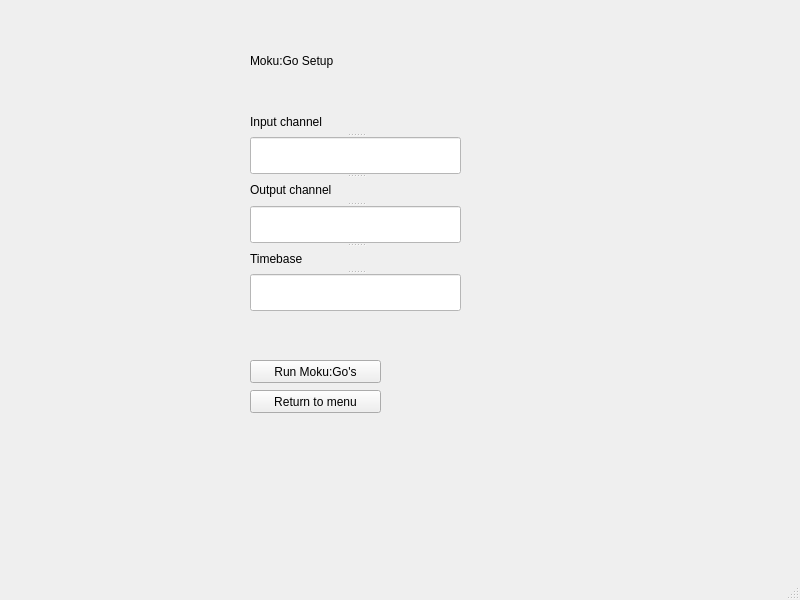
Above: osc_screen.ui from Marius-Graml/Michelson_Interferometer before the change. Below: the same form after it.
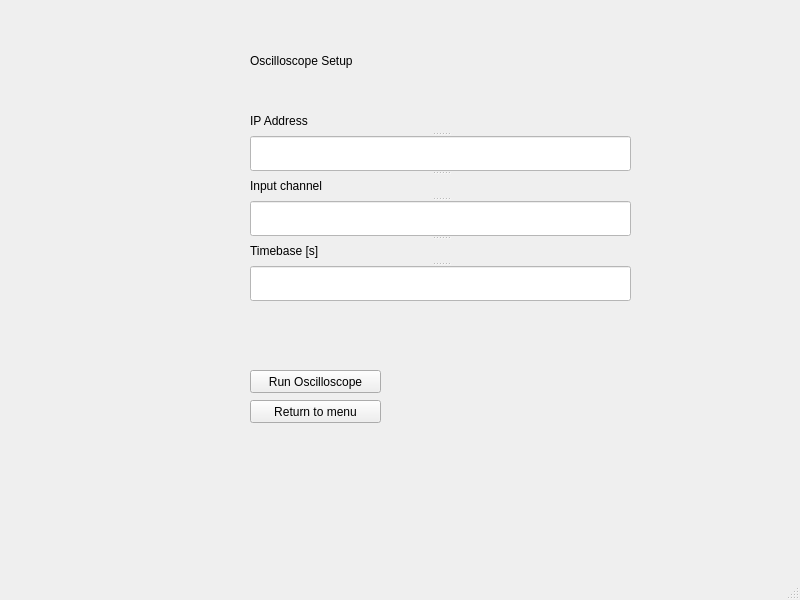
That is the form after the change.

```diff
--- a/osc_screen.ui
+++ b/osc_screen.ui
@@ -43,14 +43,14 @@
 color: rgb(0, 0, 0);</string>
      </property>
      <property name="text">
-      <string>Moku:Go Setup</string>
+      <string>Oscilloscope Setup</string>
      </property>
     </widget>
     <widget class="QPushButton" name="run_button">
      <property name="geometry">
       <rect>
        <x>250</x>
-       <y>360</y>
+       <y>370</y>
        <width>131</width>
        <height>23</height>
       </rect>
@@ -59,14 +59,14 @@
       <string notr="true"/>
      </property>
      <property name="text">
-      <string>Run Moku:Go's</string>
+      <string>Run Oscilloscope</string>
      </property>
     </widget>
     <widget class="QPushButton" name="return_button">
      <property name="geometry">
       <rect>
        <x>250</x>
-       <y>390</y>
+       <y>400</y>
        <width>131</width>
        <height>23</height>
       </rect>
@@ -79,7 +79,7 @@
      <property name="geometry">
       <rect>
        <x>250</x>
-       <y>330</y>
+       <y>340</y>
        <width>331</width>
        <height>21</height>
       </rect>
@@ -96,8 +96,8 @@
       <rect>
        <x>250</x>
        <y>110</y>
-       <width>211</width>
-       <height>201</height>
+       <width>381</width>
+       <height>191</height>
       </rect>
      </property>
      <property name="orientation">
@@ -108,6 +108,22 @@
        <string notr="true">font: 12pt &quot;MS Shell Dlg 2&quot;;</string>
       </property>
       <property name="text">
+       <string>IP Address</string>
+      </property>
+     </widget>
+     <widget class="QLineEdit" name="ip_ch_line">
+      <property name="styleSheet">
+       <string notr="true">background-color: rgb(255, 255, 255);</string>
+      </property>
+      <property name="text">
+       <string/>
+      </property>
+     </widget>
+     <widget class="QLabel" name="label_4">
+      <property name="styleSheet">
+       <string notr="true">font: 12pt &quot;MS Shell Dlg 2&quot;;</string>
+      </property>
+      <property name="text">
        <string>Input channel</string>
       </property>
      </widget>
@@ -119,28 +135,12 @@
        <string/>
       </property>
      </widget>
-     <widget class="QLabel" name="label_4">
-      <property name="styleSheet">
-       <string notr="true">font: 12pt &quot;MS Shell Dlg 2&quot;;</string>
-      </property>
-      <property name="text">
-       <string>Output channel</string>
-      </property>
-     </widget>
-     <widget class="QLineEdit" name="out_ch_line">
-      <property name="styleSheet">
-       <string notr="true">background-color: rgb(255, 255, 255);</string>
-      </property>
-      <property name="text">
-       <string/>
-      </property>
-     </widget>
      <widget class="QLabel" name="label_3">
       <property name="styleSheet">
        <string notr="true">font: 12pt &quot;MS Shell Dlg 2&quot;;</string>
       </property>
       <property name="text">
-       <string>Timebase</string>
+       <string>Timebase [s]</string>
       </property>
      </widget>
      <widget class="QLineEdit" name="timebase_line">
```
